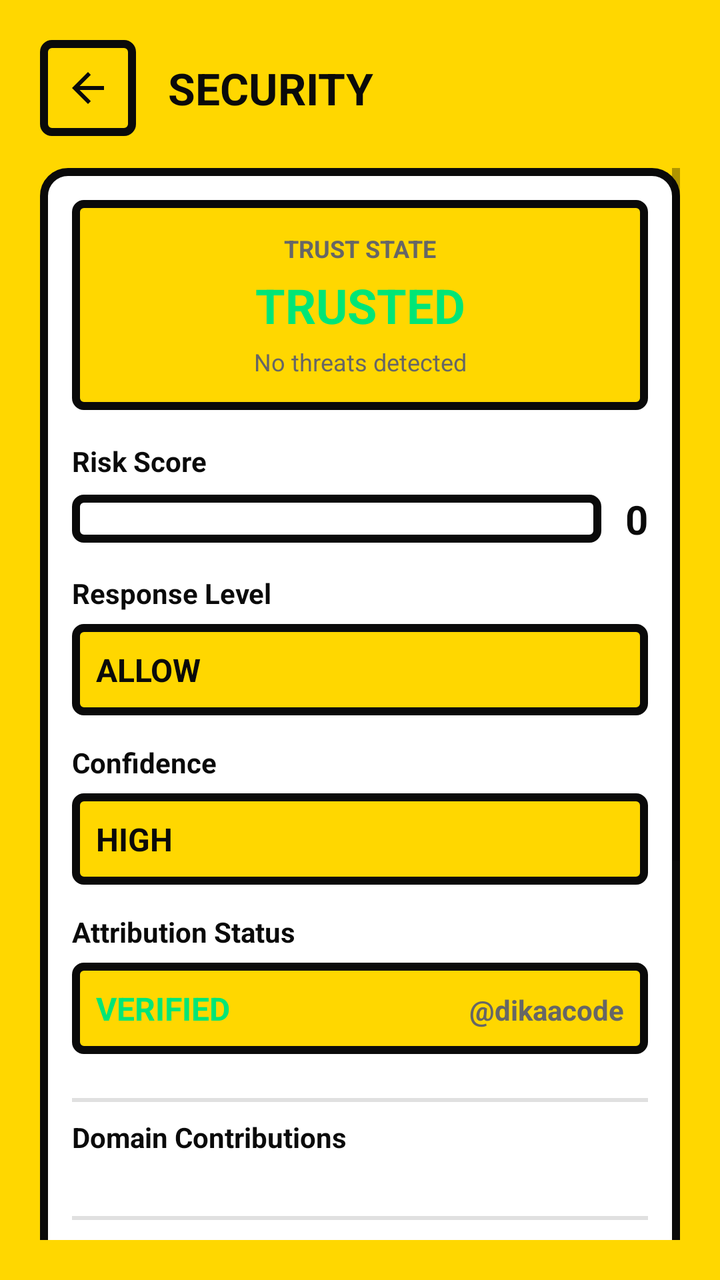
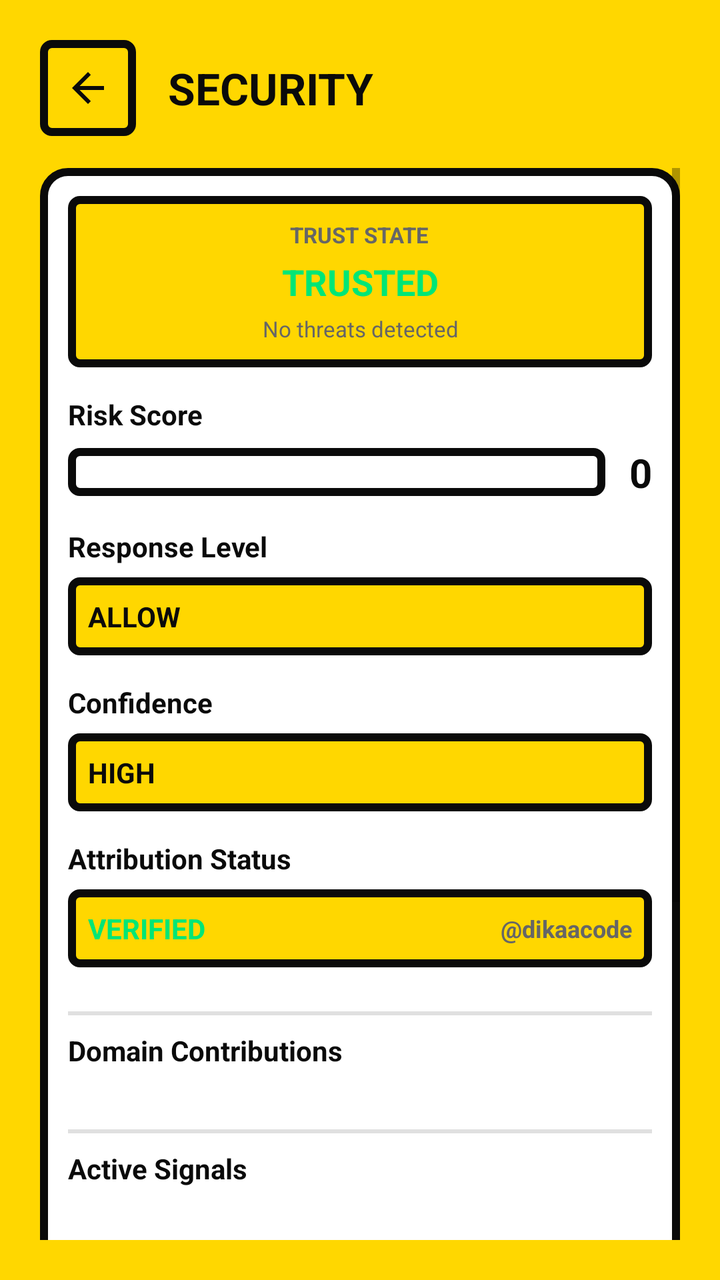

Before-and-after screenshots of an Android layout around one commit, followed by the original layout XML and the change that was made.
<!-- AndroidManifest.xml: activity theme Theme.MyApplication -->
<!-- res/layout/activity_security_diagnostics.xml -->
<?xml version="1.0" encoding="utf-8"?>
<LinearLayout xmlns:android="http://schemas.android.com/apk/res/android"
    xmlns:app="http://schemas.android.com/apk/res-auto"
    android:id="@+id/securityRoot"
    android:layout_width="match_parent"
    android:layout_height="match_parent"
    android:background="@color/neo_yellow"
    android:orientation="vertical"
    android:padding="20dp">

    
    <LinearLayout
        android:layout_width="match_parent"
        android:layout_height="wrap_content"
        android:orientation="horizontal"
        android:gravity="center_vertical"
        android:layout_marginBottom="16dp">

        <ImageView
            android:id="@+id/btnBack"
            android:layout_width="48dp"
            android:layout_height="48dp"
            android:padding="12dp"
            android:background="@drawable/bg_neo_spinner"
            android:src="@drawable/ic_arrow_back"
            app:tint="@color/neo_black"
            android:contentDescription="Back"/>

        <TextView
            android:id="@+id/tvSecurityTitle"
            android:layout_width="0dp"
            android:layout_weight="1"
            android:layout_height="wrap_content"
            android:text="SECURITY"
            android:textSize="22sp"
            android:textStyle="bold"
            android:textColor="@color/neo_black"
            android:maxLines="1"
            android:ellipsize="end"
            android:layout_marginStart="16dp"/>
    </LinearLayout>

    <ScrollView
        android:layout_width="match_parent"
        android:layout_height="0dp"
        android:layout_weight="1"
        android:fillViewport="true"
        android:clipToPadding="false"
        android:paddingBottom="12dp"
        android:scrollbars="vertical"
        android:fadeScrollbars="false">

        <LinearLayout
            android:id="@+id/securityCard"
            android:layout_width="match_parent"
            android:layout_height="wrap_content"
            android:orientation="vertical"
            android:background="@drawable/bg_neo_card"
            android:padding="16dp"
            android:paddingBottom="24dp">

            
            <LinearLayout
                android:id="@+id/trustStateBanner"
                android:layout_width="match_parent"
                android:layout_height="wrap_content"
                android:orientation="vertical"
                android:background="@drawable/bg_neo_spinner"
                android:padding="16dp"
                android:layout_marginBottom="16dp"
                android:gravity="center">

                <TextView
                    android:id="@+id/tvTrustStateLabel"
                    android:layout_width="wrap_content"
                    android:layout_height="wrap_content"
                    android:text="TRUST STATE"
                    android:textSize="12sp"
                    android:textStyle="bold"
                    android:textColor="#666666"
                    android:layout_marginBottom="4dp"/>

                <TextView
                    android:id="@+id/tvTrustState"
                    android:layout_width="match_parent"
                    android:layout_height="wrap_content"
                    android:text="TRUSTED"
                    android:textSize="24sp"
                    android:textStyle="bold"
                    android:textColor="@color/neo_green"
                    android:gravity="center"
                    android:maxLines="2"
                    android:ellipsize="end"/>

                <TextView
                    android:id="@+id/tvTrustDescription"
                    android:layout_width="match_parent"
                    android:layout_height="wrap_content"
                    android:text="No threats detected"
                    android:textSize="12sp"
                    android:textColor="#666666"
                    android:gravity="center"
                    android:maxLines="3"
                    android:ellipsize="end"
                    android:layout_marginTop="4dp"/>
            </LinearLayout>

            
            <TextView
                android:id="@+id/lblRiskScore"
                android:layout_width="wrap_content"
                android:layout_height="wrap_content"
                android:text="Risk Score"
                android:textStyle="bold"
                android:textColor="@color/neo_black"/>

            <LinearLayout
                android:layout_width="match_parent"
                android:layout_height="wrap_content"
                android:orientation="horizontal"
                android:gravity="center_vertical"
                android:layout_marginTop="6dp"
                android:layout_marginBottom="14dp">

                <FrameLayout
                    android:layout_width="0dp"
                    android:layout_weight="1"
                    android:layout_height="24dp"
                    android:background="@drawable/bg_neo_progress_container"
                    android:padding="2dp">

                    <View
                        android:id="@+id/riskProgressFill"
                        android:layout_width="0dp"
                        android:layout_height="match_parent"
                        android:background="@drawable/bg_neo_progress_fill"/>
                </FrameLayout>

                <TextView
                    android:id="@+id/tvRiskScoreValue"
                    android:layout_width="wrap_content"
                    android:layout_height="wrap_content"
                    android:text="0"
                    android:textSize="20sp"
                    android:textStyle="bold"
                    android:textColor="@color/neo_black"
                    android:layout_marginStart="12dp"/>
            </LinearLayout>

            
            <TextView
                android:id="@+id/lblResponseLevel"
                android:layout_width="wrap_content"
                android:layout_height="wrap_content"
                android:text="Response Level"
                android:textStyle="bold"
                android:textColor="@color/neo_black"
                android:layout_marginBottom="6dp"/>

            <TextView
                android:id="@+id/tvResponseLevel"
                android:layout_width="match_parent"
                android:layout_height="wrap_content"
                android:text="ALLOW"
                android:textSize="16sp"
                android:textStyle="bold"
                android:textColor="@color/neo_black"
                android:background="@drawable/bg_neo_spinner"
                android:padding="12dp"
                android:layout_marginBottom="14dp"/>

            
            <TextView
                android:id="@+id/lblConfidence"
                android:layout_width="wrap_content"
                android:layout_height="wrap_content"
                android:text="Confidence"
                android:textStyle="bold"
                android:textColor="@color/neo_black"
                android:layout_marginBottom="6dp"/>

            <TextView
                android:id="@+id/tvConfidence"
                android:layout_width="match_parent"
                android:layout_height="wrap_content"
                android:text="HIGH"
                android:textSize="16sp"
                android:textStyle="bold"
                android:textColor="@color/neo_black"
                android:background="@drawable/bg_neo_spinner"
                android:padding="12dp"
                android:layout_marginBottom="14dp"/>

            
            <TextView
                android:id="@+id/lblAttribution"
                android:layout_width="wrap_content"
                android:layout_height="wrap_content"
                android:text="Attribution Status"
                android:textStyle="bold"
                android:textColor="@color/neo_black"
                android:layout_marginBottom="6dp"/>

            <LinearLayout
                android:layout_width="match_parent"
                android:layout_height="wrap_content"
                android:orientation="horizontal"
                android:background="@drawable/bg_neo_spinner"
                android:padding="12dp"
                android:layout_marginBottom="14dp">

                <TextView
                    android:id="@+id/tvAttributionState"
                    android:layout_width="0dp"
                    android:layout_weight="1"
                    android:layout_height="wrap_content"
                    android:text="VERIFIED"
                    android:textSize="16sp"
                    android:textStyle="bold"
                    android:textColor="@color/neo_green"/>

                <TextView
                    android:id="@+id/tvAttributionAuthor"
                    android:layout_width="wrap_content"
                    android:layout_height="wrap_content"
                    android:text="@dikaacode"
                    android:textSize="14sp"
                    android:textStyle="bold"
                    android:textColor="#666666"/>
            </LinearLayout>

            
            <View
                android:layout_width="match_parent"
                android:layout_height="2dp"
                android:background="#E0E0E0"
                android:layout_marginVertical="8dp"/>

            
            <TextView
                android:id="@+id/lblDomains"
                android:layout_width="wrap_content"
                android:layout_height="wrap_content"
                android:text="Domain Contributions"
                android:textStyle="bold"
                android:textColor="@color/neo_black"
                android:layout_marginBottom="8dp"/>

            <LinearLayout
                android:id="@+id/domainContainer"
                android:layout_width="match_parent"
                android:layout_height="wrap_content"
                android:orientation="vertical"
                android:layout_marginBottom="14dp"/>

            
            <View
                android:layout_width="match_parent"
                android:layout_height="2dp"
                android:background="#E0E0E0"
                android:layout_marginVertical="8dp"/>

            
            <TextView
                android:id="@+id/lblSignals"
                android:layout_width="wrap_content"
                android:layout_height="wrap_content"
                android:text="Active Signals"
                android:textStyle="bold"
                android:textColor="@color/neo_black"
                android:layout_marginBottom="8dp"/>

            <LinearLayout
                android:id="@+id/signalsContainer"
                android:layout_width="match_parent"
                android:layout_height="wrap_content"
                android:orientation="vertical"
                android:layout_marginBottom="14dp"/>

            
            <View
                android:layout_width="match_parent"
                android:layout_height="2dp"
                android:background="#E0E0E0"
                android:layout_marginVertical="8dp"/>

            
            <TextView
                android:id="@+id/lblClusters"
                android:layout_width="wrap_content"
                android:layout_height="wrap_content"
                android:text="Correlation Clusters"
                android:textStyle="bold"
                android:textColor="@color/neo_black"
                android:layout_marginBottom="8dp"/>

            <LinearLayout
                android:id="@+id/clustersContainer"
                android:layout_width="match_parent"
                android:layout_height="wrap_content"
                android:orientation="vertical"
                android:layout_marginBottom="14dp"/>

            
            <View
                android:layout_width="match_parent"
                android:layout_height="2dp"
                android:background="#E0E0E0"
                android:layout_marginVertical="8dp"/>

            
            <TextView
                android:id="@+id/lblDiagnostics"
                android:layout_width="wrap_content"
                android:layout_height="wrap_content"
                android:text="Diagnostics Log"
                android:textStyle="bold"
                android:textColor="@color/neo_black"
                android:layout_marginBottom="8dp"/>

            <TextView
                android:id="@+id/tvDiagnostics"
                android:layout_width="match_parent"
                android:layout_height="wrap_content"
                android:text="Loading..."
                android:textSize="10sp"
                android:fontFamily="monospace"
                android:textColor="#333333"
                android:background="@drawable/bg_neo_spinner"
                android:padding="12dp"
                android:lineSpacingExtra="2dp"
                android:breakStrategy="simple"
                android:hyphenationFrequency="none"
                android:layout_marginBottom="16dp"/>

            
            <TextView
                android:id="@+id/btnRefresh"
                android:layout_width="match_parent"
                android:layout_height="48dp"
                android:text="REFRESH SECURITY CHECK"
                android:gravity="center"
                android:textSize="14sp"
                android:textStyle="bold"
                android:textColor="@color/neo_white"
                android:background="@drawable/bg_neo_toggle_on"
                android:layout_marginBottom="14dp"/>

        </LinearLayout>
    </ScrollView>
</LinearLayout>
<!-- resources referenced by this layout -->
<resources>
  <color name="neo_black">#0A0A0A</color>
  <color name="neo_green">#00E676</color>
  <color name="neo_white">#FFFFFF</color>
  <color name="neo_yellow">#FFD700</color>
  <!-- drawable bg_neo_card (drawable) -->
  <?xml version="1.0" encoding="utf-8"?>
  <shape xmlns:android="http://schemas.android.com/apk/res/android" android:shape="rectangle">
      <solid android:color="@color/neo_white"/>
      <stroke android:width="4dp" android:color="@color/neo_black"/>
      <corners android:radius="12dp"/>
  </shape>
  <!-- drawable bg_neo_progress_container (drawable) -->
  <?xml version="1.0" encoding="utf-8"?>
  <shape xmlns:android="http://schemas.android.com/apk/res/android" android:shape="rectangle">
      <solid android:color="@color/neo_white"/>
      <stroke android:width="4dp" android:color="@color/neo_black"/>
      <corners android:radius="4dp"/>
  </shape>
  <!-- drawable bg_neo_progress_fill (drawable) -->
  <?xml version="1.0" encoding="utf-8"?>
  <shape xmlns:android="http://schemas.android.com/apk/res/android" android:shape="rectangle">
      <solid android:color="@color/neo_yellow"/>
      <corners android:radius="0dp"/>
  </shape>
  <!-- drawable bg_neo_spinner (drawable) -->
  <?xml version="1.0" encoding="utf-8"?>
  <shape xmlns:android="http://schemas.android.com/apk/res/android">
      <solid android:color="@color/neo_yellow" />
      <stroke android:width="4dp" android:color="@color/neo_black" />
      <corners android:radius="4dp" />
  </shape>
  <!-- drawable bg_neo_toggle_on (drawable) -->
  <?xml version="1.0" encoding="utf-8"?>
  <shape xmlns:android="http://schemas.android.com/apk/res/android">
      <solid android:color="@color/neo_red" />
      <stroke android:width="4dp" android:color="@color/neo_black" />
      <corners android:radius="4dp" />
  </shape>
  <!-- drawable ic_arrow_back (drawable) -->
  <vector xmlns:android="http://schemas.android.com/apk/res/android"
      android:width="96dp"
      android:height="96dp"
      android:viewportWidth="96"
      android:viewportHeight="96">
      <group
          android:scaleX="4"
          android:scaleY="4">
          <path
              android:fillColor="@color/neo_black"
              android:pathData="M20,11H7.83l5.59,-5.59L12,4l-8,8 8,8 1.41,-1.41L7.83,13H20v-2z"/>
      </group>
  </vector>
  <style name="Theme.MyApplication" parent="Theme.AppCompat.Light.NoActionBar">
          <item name="android:statusBarColor">@color/neo_yellow</item>
          <item name="android:windowBackground">@color/neo_yellow</item>
          <item name="android:navigationBarColor">@color/neo_black</item>
      </style>
  <color name="neo_red">#FF3B30</color>
</resources>

<!-- the commit's change to res/layout/activity_security_diagnostics.xml (unified diff, before → after) -->
@@ -56,7 +56,7 @@
             android:layout_height="wrap_content"
             android:orientation="vertical"
             android:background="@drawable/bg_neo_card"
-            android:padding="16dp"
+            android:padding="14dp"
             android:paddingBottom="24dp">
 
             
@@ -66,8 +66,8 @@
                 android:layout_height="wrap_content"
                 android:orientation="vertical"
                 android:background="@drawable/bg_neo_spinner"
-                android:padding="16dp"
-                android:layout_marginBottom="16dp"
+                android:padding="12dp"
+                android:layout_marginBottom="14dp"
                 android:gravity="center">
 
                 <TextView
@@ -75,7 +75,7 @@
                     android:layout_width="wrap_content"
                     android:layout_height="wrap_content"
                     android:text="TRUST STATE"
-                    android:textSize="12sp"
+                    android:textSize="11sp"
                     android:textStyle="bold"
                     android:textColor="#666666"
                     android:layout_marginBottom="4dp"/>
@@ -85,22 +85,23 @@
                     android:layout_width="match_parent"
                     android:layout_height="wrap_content"
                     android:text="TRUSTED"
-                    android:textSize="24sp"
+                    android:textSize="18sp"
                     android:textStyle="bold"
                     android:textColor="@color/neo_green"
                     android:gravity="center"
-                    android:maxLines="2"
-                    android:ellipsize="end"/>
+                    android:maxLines="1"
+                    android:ellipsize="end"
+                    android:singleLine="true"/>
 
                 <TextView
                     android:id="@+id/tvTrustDescription"
                     android:layout_width="match_parent"
                     android:layout_height="wrap_content"
                     android:text="No threats detected"
-                    android:textSize="12sp"
+                    android:textSize="11sp"
                     android:textColor="#666666"
                     android:gravity="center"
-                    android:maxLines="3"
+                    android:maxLines="2"
                     android:ellipsize="end"
                     android:layout_marginTop="4dp"/>
             </LinearLayout>
@@ -162,11 +163,14 @@
                 android:layout_width="match_parent"
                 android:layout_height="wrap_content"
                 android:text="ALLOW"
-                android:textSize="16sp"
-                android:textStyle="bold"
-                android:textColor="@color/neo_black"
-                android:background="@drawable/bg_neo_spinner"
-                android:padding="12dp"
+                android:textSize="14sp"
+                android:textStyle="bold"
+                android:textColor="@color/neo_black"
+                android:background="@drawable/bg_neo_spinner"
+                android:padding="10dp"
+                android:maxLines="1"
+                android:ellipsize="end"
+                android:singleLine="true"
                 android:layout_marginBottom="14dp"/>
 
             
@@ -184,11 +188,14 @@
                 android:layout_width="match_parent"
                 android:layout_height="wrap_content"
                 android:text="HIGH"
-                android:textSize="16sp"
-                android:textStyle="bold"
-                android:textColor="@color/neo_black"
-                android:background="@drawable/bg_neo_spinner"
-                android:padding="12dp"
+                android:textSize="14sp"
+                android:textStyle="bold"
+                android:textColor="@color/neo_black"
+                android:background="@drawable/bg_neo_spinner"
+                android:padding="10dp"
+                android:maxLines="1"
+                android:ellipsize="end"
+                android:singleLine="true"
                 android:layout_marginBottom="14dp"/>
 
             
@@ -202,11 +209,13 @@
                 android:layout_marginBottom="6dp"/>
 
             <LinearLayout
+                android:id="@+id/attributionRow"
                 android:layout_width="match_parent"
                 android:layout_height="wrap_content"
                 android:orientation="horizontal"
-                android:background="@drawable/bg_neo_spinner"
-                android:padding="12dp"
+                android:gravity="center_vertical"
+                android:background="@drawable/bg_neo_spinner"
+                android:padding="10dp"
                 android:layout_marginBottom="14dp">
 
                 <TextView
@@ -215,18 +224,24 @@
                     android:layout_weight="1"
                     android:layout_height="wrap_content"
                     android:text="VERIFIED"
-                    android:textSize="16sp"
-                    android:textStyle="bold"
-                    android:textColor="@color/neo_green"/>
+                    android:textSize="14sp"
+                    android:textStyle="bold"
+                    android:textColor="@color/neo_green"
+                    android:maxLines="1"
+                    android:ellipsize="end"
+                    android:singleLine="true"/>
 
                 <TextView
                     android:id="@+id/tvAttributionAuthor"
                     android:layout_width="wrap_content"
                     android:layout_height="wrap_content"
                     android:text="@dikaacode"
-                    android:textSize="14sp"
-                    android:textStyle="bold"
-                    android:textColor="#666666"/>
+                    android:textSize="12sp"
+                    android:textStyle="bold"
+                    android:textColor="#666666"
+                    android:maxLines="1"
+                    android:ellipsize="end"
+                    android:layout_marginStart="8dp"/>
             </LinearLayout>
 
             
